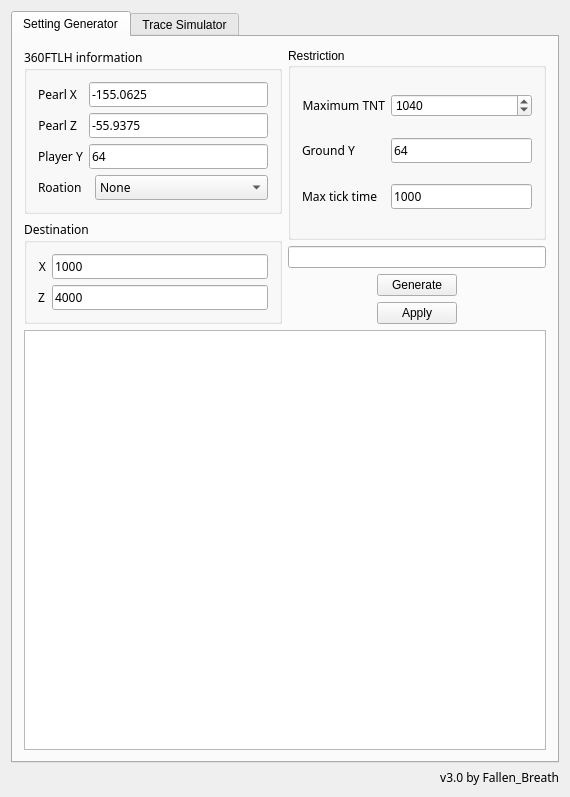
Qt form PearlCannonHelper/PearlCannonHelper.ui (Fallen-Breath/PearlCannonHelper) before a commit.
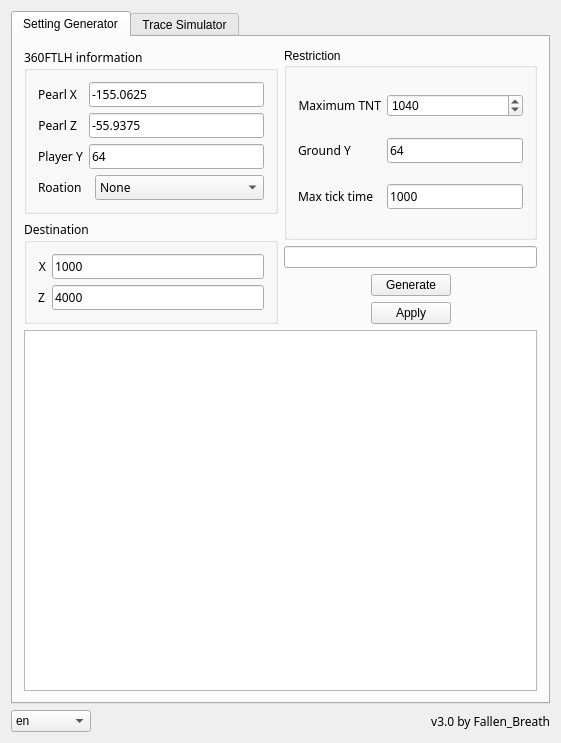
The same form after that commit. Icons and pictures are not drawn.

Commit message: multi language support

```diff
--- a/PearlCannonHelper/PearlCannonHelper.ui
+++ b/PearlCannonHelper/PearlCannonHelper.ui
@@ -6,8 +6,8 @@
    <rect>
     <x>0</x>
     <y>0</y>
-    <width>570</width>
-    <height>797</height>
+    <width>561</width>
+    <height>743</height>
    </rect>
   </property>
   <property name="sizePolicy">
@@ -1258,6 +1258,47 @@
      </widget>
     </item>
     <item>
+     <layout class="QHBoxLayout" name="horizontalLayout_3">
+      <item>
+       <widget class="QComboBox" name="languageComboBox">
+        <property name="sizePolicy">
+         <sizepolicy hsizetype="Fixed" vsizetype="Fixed">
+          <horstretch>0</horstretch>
+          <verstretch>0</verstretch>
+         </sizepolicy>
+        </property>
+        <property name="minimumSize">
+         <size>
+          <width>80</width>
+          <height>0</height>
+         </size>
+        </property>
+        <item>
+         <property name="text">
+          <string>en</string>
+         </property>
+        </item>
+        <item>
+         <property name="text">
+          <string>zh</string>
+         </property>
+        </item>
+       </widget>
+      </item>
+      <item>
+       <spacer name="horizontalSpacer">
+        <property name="orientation">
+         <enum>Qt::Horizontal</enum>
+        </property>
+        <property name="sizeHint" stdset="0">
+         <size>
+          <width>40</width>
+          <height>20</height>
+         </size>
+        </property>
+       </spacer>
+      </item>
+      <item>
      <widget class="QLabel" name="CreditLabel">
       <property name="font">
        <font>
@@ -1272,6 +1313,8 @@
        <set>Qt::AlignRight|Qt::AlignTrailing|Qt::AlignVCenter</set>
       </property>
      </widget>
+      </item>
+     </layout>
     </item>
    </layout>
   </widget>
```
Lines whose indentation alone changed are shown as unchanged. The commit also changes 11 other files.
